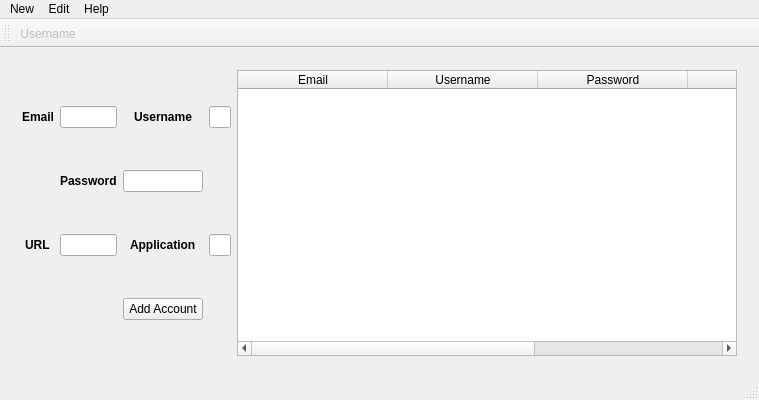
Old version of the form PWManager/mainpasswordmenu.ui in the repository laramirezmancill0207/Game-Password-Manager.
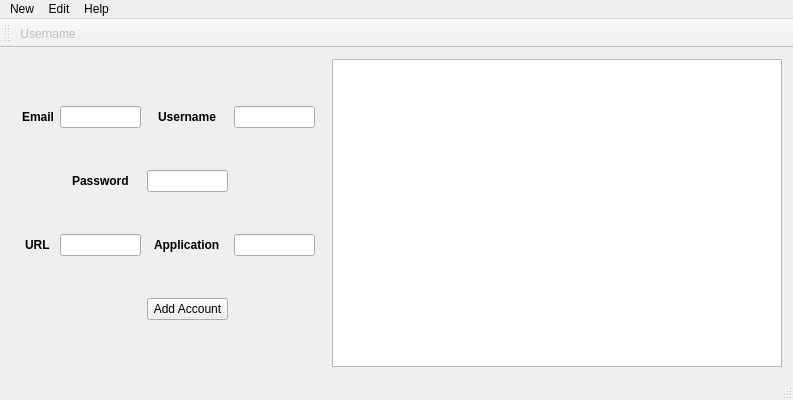
New version of the form.

Commit message:
add main password table functionality
added events to read accounts table in mysql database and refhresh ui table on load as well as when new account added.

```diff
--- a/PWManager/mainpasswordmenu.ui
+++ b/PWManager/mainpasswordmenu.ui
@@ -6,7 +6,7 @@
    <rect>
     <x>0</x>
     <y>0</y>
-    <width>600</width>
+    <width>793</width>
     <height>400</height>
    </rect>
   </property>
@@ -135,8 +135,13 @@
           </item>
          </layout>
         </item>
-        <item>
-         <widget class="QTableWidget" name="tableWidget">
+       </layout>
+      </widget>
+      <widget class="QWidget" name="Page2"/>
+     </widget>
+    </item>
+    <item row="0" column="1">
+     <widget class="QTableView" name="tableView">
           <property name="sizePolicy">
            <sizepolicy hsizetype="MinimumExpanding" vsizetype="Expanding">
             <horstretch>0</horstretch>
@@ -145,70 +150,16 @@
           </property>
           <property name="minimumSize">
            <size>
-            <width>500</width>
+        <width>450</width>
             <height>0</height>
            </size>
           </property>
-          <property name="autoFillBackground">
-           <bool>false</bool>
-          </property>
-          <property name="styleSheet">
-           <string notr="true"/>
-          </property>
-          <property name="sizeAdjustPolicy">
-           <enum>QAbstractScrollArea::AdjustIgnored</enum>
-          </property>
-          <property name="alternatingRowColors">
-           <bool>true</bool>
-          </property>
-          <property name="sortingEnabled">
-           <bool>false</bool>
-          </property>
-          <attribute name="horizontalHeaderCascadingSectionResizes">
-           <bool>false</bool>
-          </attribute>
           <attribute name="horizontalHeaderDefaultSectionSize">
            <number>150</number>
           </attribute>
-          <attribute name="horizontalHeaderShowSortIndicator" stdset="0">
-           <bool>false</bool>
-          </attribute>
           <attribute name="horizontalHeaderStretchLastSection">
            <bool>true</bool>
           </attribute>
-          <attribute name="verticalHeaderShowSortIndicator" stdset="0">
-           <bool>false</bool>
-          </attribute>
-          <column>
-           <property name="text">
-            <string>Email</string>
-           </property>
-          </column>
-          <column>
-           <property name="text">
-            <string>Username</string>
-           </property>
-          </column>
-          <column>
-           <property name="text">
-            <string>Password</string>
-           </property>
-          </column>
-          <column>
-           <property name="text">
-            <string>URL</string>
-           </property>
-          </column>
-          <column>
-           <property name="text">
-            <string>Application</string>
-           </property>
-          </column>
-         </widget>
-        </item>
-       </layout>
-      </widget>
-      <widget class="QWidget" name="Page2"/>
      </widget>
     </item>
    </layout>
@@ -218,7 +169,7 @@
     <rect>
      <x>0</x>
      <y>0</y>
-     <width>600</width>
+     <width>793</width>
      <height>22</height>
     </rect>
    </property>
```
Lines whose indentation alone changed are shown as unchanged. The commit also changes 38 other files.
